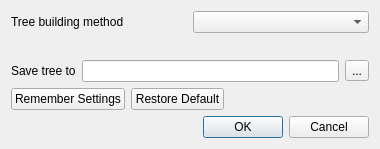
Old version of the form src/corelibs/U2View/src/phyltree/CreatePhyTreeDialog.ui in the repository violethaze74/ugene.
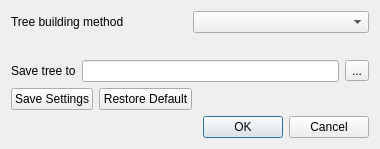
New version of the form.

The edit to the form file:
```diff
--- a/src/corelibs/U2View/src/phyltree/CreatePhyTreeDialog.ui
+++ b/src/corelibs/U2View/src/phyltree/CreatePhyTreeDialog.ui
@@ -107,7 +107,7 @@
        <item>
         <widget class="QPushButton" name="storeSettings">
          <property name="text">
-          <string>Remember Settings</string>
+          <string>Save Settings</string>
          </property>
         </widget>
        </item>
```
